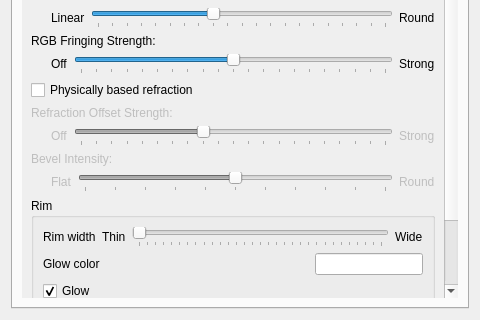
First picture: the form in src/kcm/blur_config.ui, repository Nael-Nathanael/kwin-effects-glass, before the edit; both pictures show x 0 to 480 and y 330 to 650 of the 480 by 650 pixel window.
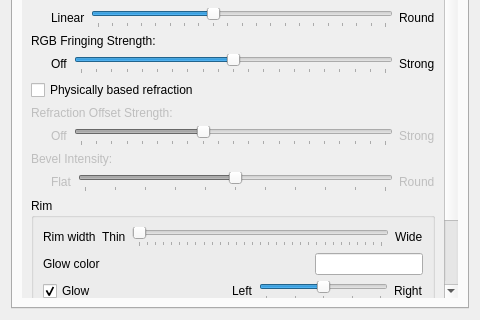
Second picture: the form after the edit. The open tabs and pages were chosen to show the change. Custom widgets are drawn as their Qt base class.

Commit message: feat(rim): add horizontal glow offset slider

```diff
--- a/src/kcm/blur_config.ui
+++ b/src/kcm/blur_config.ui
@@ -1376,14 +1376,76 @@
                </layout>
               </item>
               <item>
-               <widget class="QCheckBox" name="kcfg_RimGlow">
-                <property name="text">
-                 <string>Glow</string>
-                </property>
-                <property name="checked">
-                 <bool>true</bool>
-                </property>
-               </widget>
+               <layout class="QHBoxLayout" name="horizontalLayoutRimGlow">
+                <item>
+                 <widget class="QCheckBox" name="kcfg_RimGlow">
+                  <property name="text">
+                   <string>Glow</string>
+                  </property>
+                  <property name="checked">
+                   <bool>true</bool>
+                  </property>
+                 </widget>
+                </item>
+                <item>
+                 <spacer name="horizontalSpacerRimGlow">
+                  <property name="orientation">
+                   <enum>Qt::Orientation::Horizontal</enum>
+                  </property>
+                  <property name="sizeHint" stdset="0">
+                   <size>
+                    <width>20</width>
+                    <height>20</height>
+                   </size>
+                  </property>
+                 </spacer>
+                </item>
+                <item>
+                 <widget class="QLabel" name="labelGlowOffsetLeft">
+                  <property name="text">
+                   <string>Left</string>
+                  </property>
+                 </widget>
+                </item>
+                <item>
+                 <widget class="QSlider" name="kcfg_GlowOffset">
+                  <property name="toolTip">
+                   <string>Shifts the glow along the horizontal axis. Centered by default.</string>
+                  </property>
+                  <property name="minimum">
+                   <number>-100</number>
+                  </property>
+                  <property name="maximum">
+                   <number>100</number>
+                  </property>
+                  <property name="singleStep">
+                   <number>5</number>
+                  </property>
+                  <property name="pageStep">
+                   <number>10</number>
+                  </property>
+                  <property name="value">
+                   <number>0</number>
+                  </property>
+                  <property name="orientation">
+                   <enum>Qt::Orientation::Horizontal</enum>
+                  </property>
+                  <property name="tickPosition">
+                   <enum>QSlider::TickPosition::TicksBelow</enum>
+                  </property>
+                  <property name="tickInterval">
+                   <number>50</number>
+                  </property>
+                 </widget>
+                </item>
+                <item>
+                 <widget class="QLabel" name="labelGlowOffsetRight">
+                  <property name="text">
+                   <string>Right</string>
+                  </property>
+                 </widget>
+                </item>
+               </layout>
               </item>
               <item>
                <widget class="QCheckBox" name="kcfg_RimSpecular">
```
Left out of the diff: 18 changed lines with no effect on the pictures. The commit also changes 6 other files.
